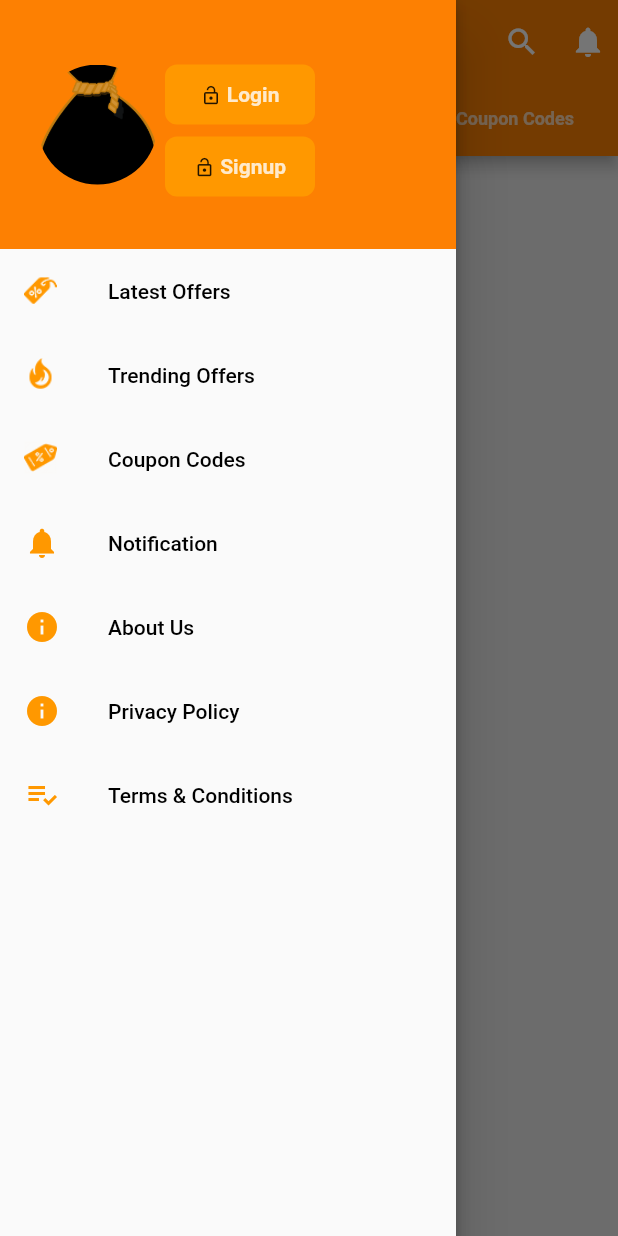
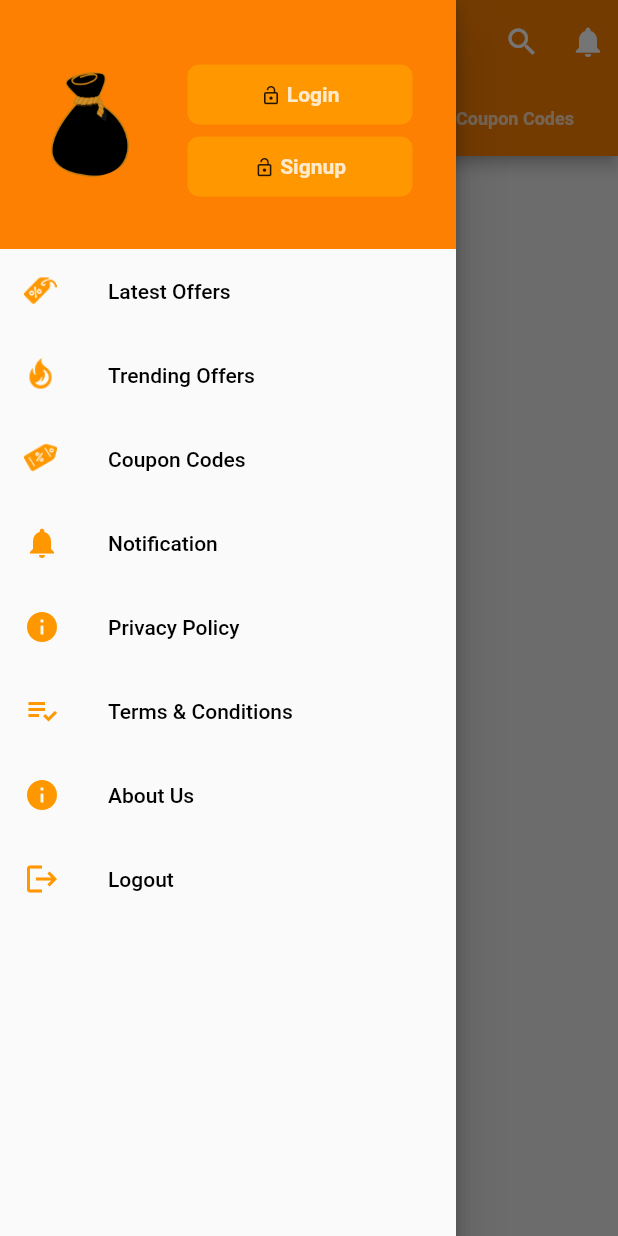
Before and after one commit to SyedBaqar14/Loot-Deals-And-Offers, a Flutter app: the screen it shows after launch, with the side drawer open, on a phone screen of 412 x 824 dp. Run offline on Flutter 3.47's test engine with Material 2 defaults, Android fonts, the phone set to English and light mode, and no system bars; our stand-ins replace fluttertoast, google_fonts, google_mobile_ads, share_plus, shared_preferences, webview_flutter; network calls fail.

```diff
--- a/lib/components/side_nav.dart
+++ b/lib/components/side_nav.dart
@@ -39,36 +39,37 @@ class _SideNavigationState extends State<SideNavigation> {
                       borderRadius: BorderRadius.circular(50.0),
                       child: Image.asset(
                         AssetConfig.kLootBag,
-                        height: 80.0,
-                        width: 80.0,
-                        fit: BoxFit.cover,
+                        height: 70.0,
+                        width: 70.0,
+                        fit: BoxFit.contain,
                       ),
                     ),
                     Column(
                       children: [
-                        Padding(
-                          padding: const EdgeInsets.only(top: 8.0, left: 5.0),
-                          child: InkWell(
-                            onTap: () => Navigator.pushNamed(context, login),
-                            child: Container(
-                                width: 100,
-                                padding: const EdgeInsets.all(12),
-                                decoration: BoxDecoration(
-                                    borderRadius: BorderRadius.circular(8),
-                                    color: Colors.orange),
-                                child: name != null
+                        name != null
                             ? Padding(
                           padding: const EdgeInsets.only(top: 5.0, left: 8),
                           child: Text(
                             name ?? "name",
                             style: TextStyle(
                               color: kSideNaveHeaderTitleColor,
-                                      fontSize: 18,
+                              fontSize: 14,
                               fontFamily: 'Poppins',
+                              overflow: TextOverflow.ellipsis
                             ),
                           ),
                         )
-                                : Center(
+                        : Padding(
+                          padding: const EdgeInsets.only(top: 8.0, left: 30.0),
+                          child: InkWell(
+                            onTap: () => Navigator.pushNamed(context, login),
+                            child: Container(
+                                width: 150,
+                                padding: const EdgeInsets.all(12),
+                                decoration: BoxDecoration(
+                                    borderRadius: BorderRadius.circular(8),
+                                    color: Colors.orange),
+                                child: Center(
                                   child: RichText(
                                     text: TextSpan(
                                       children: [
@@ -89,29 +90,30 @@ class _SideNavigationState extends State<SideNavigation> {
                                 )),
                           ),
                         ),
-                        Padding(
-                          padding: const EdgeInsets.only(top: 8.0, left: 5.0),
-                          child: InkWell(
-                            onTap: () => Navigator.pushNamed(context, register),
-                            child: Container(
-                                width: 100,
-                                padding: const EdgeInsets.all(12),
-                                decoration: BoxDecoration(
-                                    borderRadius: BorderRadius.circular(8),
-                                    color: Colors.orange),
-                                child: email != null
+                        email != null
                         ? Padding(
                           padding: const EdgeInsets.only(top: 5.0, left: 8),
                           child: Text(
                             email ?? "email",
                             style: TextStyle(
                               color: kSideNaveHeaderTitleColor,
-                                      fontSize: 18,
+                              fontSize: 14,
                               fontFamily: 'Poppins',
+                              overflow: TextOverflow.ellipsis
                             ),
                           ),
                         )
-                                : Center(
+                        : Padding(
+                          padding: const EdgeInsets.only(top: 8.0, left: 30.0),
+                          child: InkWell(
+                            onTap: () => Navigator.pushNamed(context, register),
+                            child: Container(
+                                width: 150,
+                                padding: const EdgeInsets.all(12),
+                                decoration: BoxDecoration(
+                                    borderRadius: BorderRadius.circular(8),
+                                    color: Colors.orange),
+                                child: Center(
                                   child: RichText(
                                     text: TextSpan(
                                       children: [
@@ -210,23 +212,6 @@ class _SideNavigationState extends State<SideNavigation> {
               color: kSideNaveIconColor,
             ),
             title: Text(
-              'About Us',
-              style: TextStyle(color: kSideNaveTextColor, fontSize: 14),
-            ),
-            onTap: () => {
-              Navigator.of(context).pop(),
-              Navigator.push(
-                context,
-                MaterialPageRoute(builder: (context) => const AboutUs()),
-              ),
-            },
-          ),
-          ListTile(
-            leading: Icon(
-              Icons.info,
-              color: kSideNaveIconColor,
-            ),
-            title: Text(
               'Privacy Policy',
               style: TextStyle(color: kSideNaveTextColor, fontSize: 14),
             ),
@@ -269,6 +254,40 @@ class _SideNavigationState extends State<SideNavigation> {
               // ),
             },
           ),
+          ListTile(
+            leading: Icon(
+              Icons.info,
+              color: kSideNaveIconColor,
+            ),
+            title: Text(
+              'About Us',
+              style: TextStyle(color: kSideNaveTextColor, fontSize: 14),
+            ),
+            onTap: () => {
+              Navigator.of(context).pop(),
+              Navigator.push(
+                context,
+                MaterialPageRoute(builder: (context) => const AboutUs()),
+              ),
+            },
+          ),
+          ListTile(
+            leading: Icon(
+              Icons.logout,
+              color: kSideNaveIconColor,
+            ),
+            title: Text(
+              'Logout',
+              style: TextStyle(color: kSideNaveTextColor, fontSize: 14),
+            ),
+            onTap: () => {
+              Navigator.of(context).pop(),
+              // Navigator.push(
+              //   context,
+              //   MaterialPageRoute(builder: (context) => const AboutUs()),
+              // ),
+            },
+          ),
         ],
       ),
     );
--- a/lib/config/asset_config.dart
+++ b/lib/config/asset_config.dart
@@ -6,4 +6,5 @@ class AssetConfig {
   static const String kTrending = 'assets/trending.png';
   static const String kLootBag = "assets/lootbag.png";
   static const String kLootLogo = "assets/logo.png";
+  static const String kLootHeart = "assets/heart.png";
 }
--- a/lib/views/coupons/coupons.dart
+++ b/lib/views/coupons/coupons.dart
@@ -303,7 +303,7 @@ class _CouponCodesState extends State<CouponCodes> {
                       itemBuilder: (context, index) {
                         if (dataAds[index] is Data) {
                           Data listData = dataAds[index] as Data;
-                          date1 = DateTime.now().add(Duration(minutes: 30));
+                          date1 = DateTime.now();
 
                           String difference =
                           getDifference(date1: date1, index: index, title: listData.title, date: listData.createdAt!, productID: listData.id!);
--- a/lib/views/details_page/deails_page.dart
+++ b/lib/views/details_page/deails_page.dart
@@ -194,7 +194,7 @@ class _ProductDetailsState extends State<ProductDetails> {
                               icon: Icon(Icons.share, size: 25,),
                               color: Colors.orangeAccent,
                               onPressed: () {
-                                Share.share('Some text');
+                                Share.share(data.url.toString());
                               },
                             )),
                       ],
--- a/lib/views/search.dart
+++ b/lib/views/search.dart
@@ -276,7 +276,7 @@ class _SearchState extends State<Search> {
 
                       if(latestOffers) {
                         Data listData = searchItems[index];
-                        date1 = DateTime.now().add(const Duration(minutes: 30));
+                        date1 = DateTime.now();
 
                         String difference =
                         getDifference(date1: date1, index: index, title: listData.title, date: listData.updatedAt!, productID: listData.productId!);
@@ -477,7 +477,7 @@ class _SearchState extends State<Search> {
                         );
                       } else if (trendingOffers) {
                           Data listData = searchItems[index];
-                          date1 = DateTime.now().add(const Duration(minutes: 30));
+                          date1 = DateTime.now();
 
                           String difference =
                           getDifference(date1: date1, index: index, title: listData.title, date: listData.createdAt!, productID: listData.id!);
@@ -658,7 +658,7 @@ class _SearchState extends State<Search> {
                           );
                         } else {
                         Data listData = searchItems[index];
-                        date1 = DateTime.now().add(const Duration(minutes: 30));
+                        date1 = DateTime.now();
                         String difference =
                         getDifference(date1: date1, index: index, title: listData.title, date: listData.createdAt!, productID: listData.id!);
                         return Card(
--- a/lib/views/trending_deals/trending_deals.dart
+++ b/lib/views/trending_deals/trending_deals.dart
@@ -307,7 +307,7 @@ class _TrendingOffersState extends State<TrendingOffers> {
                       itemBuilder: (context, index) {
                         if (dataAds[index] is Data) {
                           Data listData = dataAds[index] as Data;
-                          date1 = DateTime.now().add(Duration(minutes: 30));
+                          date1 = DateTime.now();
 
                           String difference =
                           getDifference(date1: date1, index: index, title: listData.title, date: listData.createdAt!, productID: listData.id!);
```
Also changed, not shown: lib/splash.dart (+53 -4 lines), lib/views/latest_deals/latest_deals.dart (+27 -24 lines), assets/heart.png (added). Lines whose indentation alone changed are shown as unchanged.
